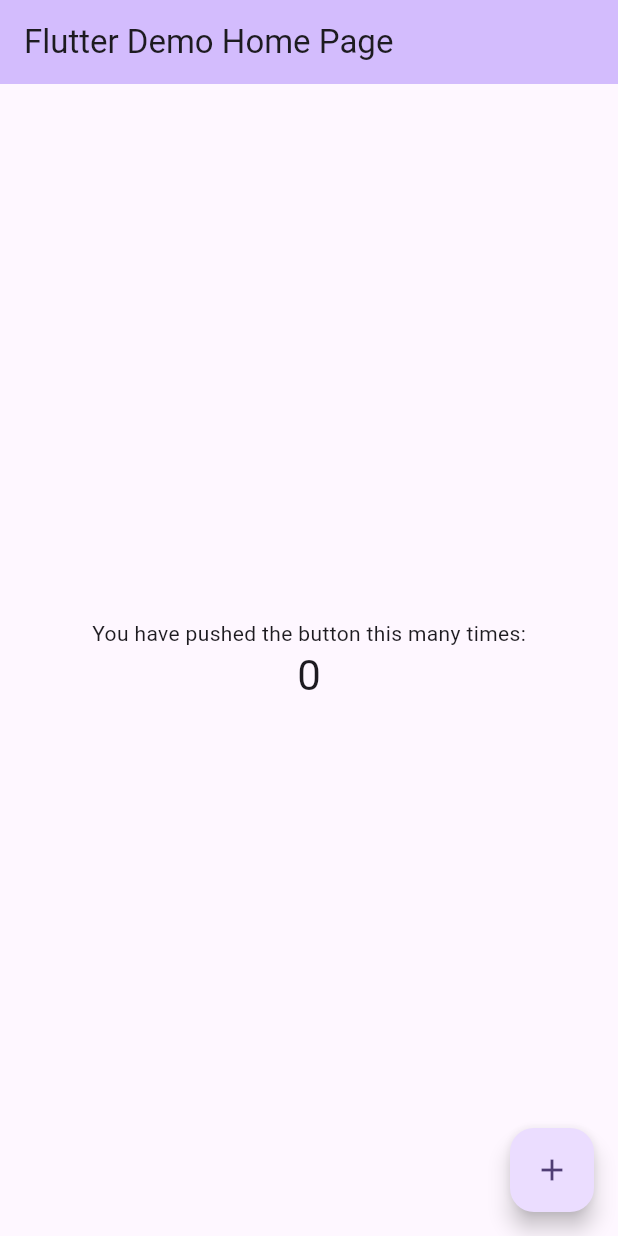
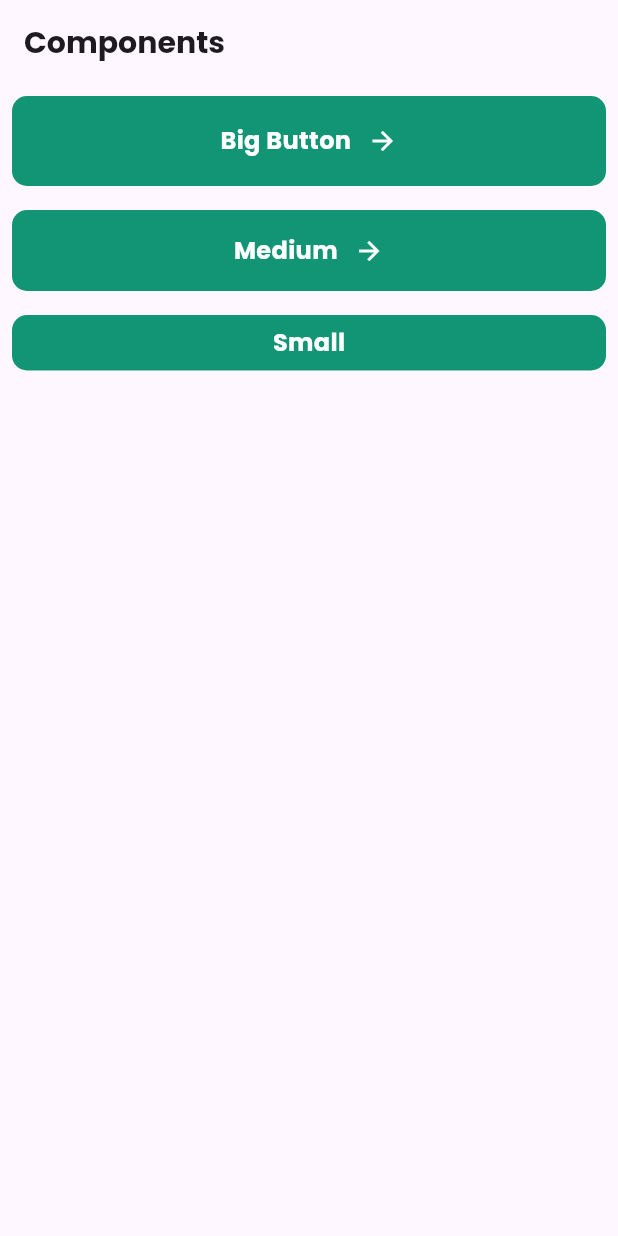
Before and after one commit to eunhyeong99/flutter_recipe_app, a Flutter app: the screen it shows after launch, on a phone screen of 412 x 824 dp. Run offline on Flutter 3.47's test engine with Material 3 defaults, Android fonts, the phone set to English and light mode, and no system bars.

Commit message:
feat: 공통 component button.

```diff
--- /dev/null
+++ b/lib/core/presentation/components/big_button.dart
@@ -0,0 +1,66 @@
+import 'package:flutter/material.dart';
+
+import '../../../ui/color_styles.dart';
+import '../../../ui/text_styles.dart';
+
+class BigButton extends StatefulWidget {
+  final String text;
+  final void Function() onPressed;
+
+  const BigButton(
+    this.text, {
+    super.key,
+    required this.onPressed,
+  });
+
+  @override
+  State<BigButton> createState() => _BigButtonState();
+}
+
+class _BigButtonState extends State<BigButton> {
+  bool isPressed = false;
+
+  @override
+  Widget build(BuildContext context) {
+    return GestureDetector(
+      onTapDown: (_) {
+        setState(() {
+          isPressed = true;
+        });
+      },
+      onTapUp: (_) {
+        setState(() {
+          isPressed = false;
+        });
+        widget.onPressed();
+      },
+      onTapCancel: () {
+        setState(() {
+          isPressed = false;
+        });
+      },
+      child: Container(
+        height: 60,
+        decoration: BoxDecoration(
+          borderRadius: BorderRadius.circular(10),
+          color: isPressed ? ColorStyles.gray4 : ColorStyles.primary100,
+        ),
+        child: Row(
+          mainAxisAlignment: MainAxisAlignment.center,
+          children: [
+            Text(
+              widget.text,
+              style: TextStyles.normalTextBold.copyWith(color: Colors.white),
+            ),
+            const SizedBox(width: 11),
+            const Icon(
+              Icons.arrow_forward,
+              size: 20,
+              color: Colors.white,
+            ),
+          ],
+        ),
+      ),
+    );
+  }
+}
--- /dev/null
+++ b/lib/core/presentation/components/medium_button.dart
@@ -0,0 +1,66 @@
+import 'package:flutter/material.dart';
+
+import '../../../ui/color_styles.dart';
+import '../../../ui/text_styles.dart';
+
+class MediumButton extends StatefulWidget {
+  final String text;
+  final void Function() onPressed;
+
+  const MediumButton(
+    this.text, {
+    super.key,
+    required this.onPressed,
+  });
+
+  @override
+  State<MediumButton> createState() => _MediumButtonState();
+}
+
+class _MediumButtonState extends State<MediumButton> {
+  bool isPressed = false;
+
+  @override
+  Widget build(BuildContext context) {
+    return GestureDetector(
+      onTapDown: (_) {
+        setState(() {
+          isPressed = true;
+        });
+      },
+      onTapUp: (_) {
+        setState(() {
+          isPressed = false;
+        });
+        widget.onPressed();
+      },
+      onTapCancel: () {
+        setState(() {
+          isPressed = false;
+        });
+      },
+      child: Container(
+        height: 54,
+        decoration: BoxDecoration(
+          borderRadius: BorderRadius.circular(10),
+          color: isPressed ? ColorStyles.gray4 : ColorStyles.primary100,
+        ),
+        child: Row(
+          mainAxisAlignment: MainAxisAlignment.center,
+          children: [
+            Text(
+              widget.text,
+              style: TextStyles.normalTextBold.copyWith(color: Colors.white),
+            ),
+            const SizedBox(width: 11),
+            const Icon(
+              Icons.arrow_forward,
+              size: 20,
+              color: Colors.white,
+            ),
+          ],
+        ),
+      ),
+    );
+  }
+}
--- /dev/null
+++ b/lib/core/presentation/components/small_button.dart
@@ -0,0 +1,60 @@
+import 'package:flutter/material.dart';
+
+import '../../../ui/color_styles.dart';
+import '../../../ui/text_styles.dart';
+
+class SmallButton extends StatefulWidget {
+  final String text;
+  final void Function() onPressed;
+
+  const SmallButton(
+    this.text, {
+    super.key,
+    required this.onPressed,
+  });
+
+  @override
+  State<SmallButton> createState() => _SmallButtonState();
+}
+
+class _SmallButtonState extends State<SmallButton> {
+  bool isPressed = false;
+
+  @override
+  Widget build(BuildContext context) {
+    return GestureDetector(
+      onTapDown: (_) {
+        setState(() {
+          isPressed = true;
+        });
+      },
+      onTapUp: (_) {
+        setState(() {
+          isPressed = false;
+        });
+        widget.onPressed();
+      },
+      onTapCancel: () {
+        setState(() {
+          isPressed = false;
+        });
+      },
+      child: Container(
+        height: 37,
+        decoration: BoxDecoration(
+          borderRadius: BorderRadius.circular(10),
+          color: isPressed ? ColorStyles.gray4 : ColorStyles.primary100,
+        ),
+        child: Row(
+          mainAxisAlignment: MainAxisAlignment.center,
+          children: [
+            Text(
+              widget.text,
+              style: TextStyles.normalTextBold.copyWith(color: Colors.white),
+            ),
+          ],
+        ),
+      ),
+    );
+  }
+}
--- a/lib/main.dart
+++ b/lib/main.dart
@@ -1,4 +1,8 @@
 import 'package:flutter/material.dart';
+import 'package:recipe_app/core/presentation/components/big_button.dart';
+import 'package:recipe_app/core/presentation/components/medium_button.dart';
+import 'package:recipe_app/core/presentation/components/small_button.dart';
+import 'package:recipe_app/ui/text_styles.dart';
 
 void main() {
   runApp(const MyApp());
@@ -7,119 +11,62 @@ void main() {
 class MyApp extends StatelessWidget {
   const MyApp({super.key});
 
-  // This widget is the root of your application.
   @override
   Widget build(BuildContext context) {
     return MaterialApp(
       title: 'Flutter Demo',
       theme: ThemeData(
-        // This is the theme of your application.
-        //
-        // TRY THIS: Try running your application with "flutter run". You'll see
-        // the application has a purple toolbar. Then, without quitting the app,
-        // try changing the seedColor in the colorScheme below to Colors.green
-        // and then invoke "hot reload" (save your changes or press the "hot
-        // reload" button in a Flutter-supported IDE, or press "r" if you used
-        // the command line to start the app).
-        //
-        // Notice that the counter didn't reset back to zero; the application
-        // state is not lost during the reload. To reset the state, use hot
-        // restart instead.
-        //
-        // This works for code too, not just values: Most code changes can be
-        // tested with just a hot reload.
         colorScheme: ColorScheme.fromSeed(seedColor: Colors.deepPurple),
         useMaterial3: true,
       ),
-      home: const MyHomePage(title: 'Flutter Demo Home Page'),
+      home: const MyHomePage(),
     );
   }
 }
 
-class MyHomePage extends StatefulWidget {
-  const MyHomePage({super.key, required this.title});
-
-  // This widget is the home page of your application. It is stateful, meaning
-  // that it has a State object (defined below) that contains fields that affect
-  // how it looks.
-
-  // This class is the configuration for the state. It holds the values (in this
-  // case the title) provided by the parent (in this case the App widget) and
-  // used by the build method of the State. Fields in a Widget subclass are
-  // always marked "final".
-
-  final String title;
-
-  @override
-  State<MyHomePage> createState() => _MyHomePageState();
-}
-
-class _MyHomePageState extends State<MyHomePage> {
-  int _counter = 0;
-
-  void _incrementCounter() {
-    setState(() {
-      // This call to setState tells the Flutter framework that something has
-      // changed in this State, which causes it to rerun the build method below
-      // so that the display can reflect the updated values. If we changed
-      // _counter without calling setState(), then the build method would not be
-      // called again, and so nothing would appear to happen.
-      _counter++;
-    });
-  }
+class MyHomePage extends StatelessWidget {
+  const MyHomePage({super.key});
 
   @override
   Widget build(BuildContext context) {
-    // This method is rerun every time setState is called, for instance as done
-    // by the _incrementCounter method above.
-    //
-    // The Flutter framework has been optimized to make rerunning build methods
-    // fast, so that you can just rebuild anything that needs updating rather
-    // than having to individually change instances of widgets.
     return Scaffold(
       appBar: AppBar(
-        // TRY THIS: Try changing the color here to a specific color (to
-        // Colors.amber, perhaps?) and trigger a hot reload to see the AppBar
-        // change color while the other colors stay the same.
-        backgroundColor: Theme.of(context).colorScheme.inversePrimary,
-        // Here we take the value from the MyHomePage object that was created by
-        // the App.build method, and use it to set our appbar title.
-        title: Text(widget.title),
-      ),
-      body: Center(
-        // Center is a layout widget. It takes a single child and positions it
-        // in the middle of the parent.
-        child: Column(
-          // Column is also a layout widget. It takes a list of children and
-          // arranges them vertically. By default, it sizes itself to fit its
-          // children horizontally, and tries to be as tall as its parent.
-          //
-          // Column has various properties to control how it sizes itself and
-          // how it positions its children. Here we use mainAxisAlignment to
-          // center the children vertically; the main axis here is the vertical
-          // axis because Columns are vertical (the cross axis would be
-          // horizontal).
-          //
-          // TRY THIS: Invoke "debug painting" (choose the "Toggle Debug Paint"
-          // action in the IDE, or press "p" in the console), to see the
-          // wireframe for each widget.
-          mainAxisAlignment: MainAxisAlignment.center,
-          children: <Widget>[
-            const Text(
-              'You have pushed the button this many times:',
-            ),
-            Text(
-              '$_counter',
-              style: Theme.of(context).textTheme.headlineMedium,
-            ),
-          ],
+        title: Text(
+          'Components',
+          style: TextStyles.largeTextBold,
         ),
       ),
-      floatingActionButton: FloatingActionButton(
-        onPressed: _incrementCounter,
-        tooltip: 'Increment',
-        child: const Icon(Icons.add),
-      ), // This trailing comma makes auto-formatting nicer for build methods.
+      body: ListView(
+        children: [
+          Padding(
+            padding: const EdgeInsets.all(8.0),
+            child: BigButton(
+              "Big Button",
+              onPressed: () {
+                print('big button');
+              },
+            ),
+          ),
+          Padding(
+            padding: const EdgeInsets.all(8.0),
+            child: MediumButton(
+              "Medium",
+              onPressed: () {
+                print('Medium button');
+              },
+            ),
+          ),
+          Padding(
+            padding: const EdgeInsets.all(8.0),
+            child: SmallButton(
+              "Small",
+              onPressed: () {
+                print('Small button');
+              },
+            ),
+          ),
+        ],
+      ),
     );
   }
 }
--- /dev/null
+++ b/lib/ui/color_styles.dart
@@ -0,0 +1,36 @@
+import 'package:flutter/material.dart';
+
+abstract class ColorStyles{
+  static const Color black = Color(0xFF000000);
+  static const Color gray1 = Color(0xFF484848);
+  static const Color gray2 = Color(0xFF797979);
+  static const Color gray3 = Color(0xFFA9A9A9);
+  static const Color gray4 = Color(0xFFD9D9D9);
+  static const Color white = Color(0xFFFFFFFF);
+
+  static const Color primary100 = Color(0xFF129575);
+  static const Color primary80 = Color(0xFF71B1A1);
+  static const Color primary60 = Color(0xFFAFD3CA);
+  static const Color primary40 = Color(0xFFDBEBE7);
+  static const Color primary20 = Color(0xFFF6FAF9);
+
+  static const Color secondary100 = Color(0xFFFF9C00);
+  static const Color secondary80 = Color(0xFFFFA61A);
+  static const Color secondary60 = Color(0xFFFFBA4D);
+  static const Color secondary40 = Color(0xFFFFCE80);
+  static const Color secondary20 = Color(0xFFFFE1B3);
+
+  static const Color error = Color(0xFFE94A59);
+  static const Color warning = Color(0xFFFFE1E7);
+
+  static const Color success = Color(0xFF31B057);
+  static const Color success10 = Color(0xFFEAF7EE);
+
+  static const Color rating = Color(0xFFFFAD30);
+
+  static const Color primaryColor = primary100;
+  static const Color secondaryColor = secondary100;
+  static const Color labelColor = Color(0xFF121212);
+
+
+}
--- /dev/null
+++ b/lib/ui/text_styles.dart
@@ -0,0 +1,86 @@
+import 'package:flutter/material.dart';
+abstract class TextStyles {
+  static const TextStyle titleTextBold = TextStyle(
+    fontSize: 50,
+    fontWeight: FontWeight.bold,
+    fontFamily: 'Poppins',
+  );
+
+  static const TextStyle headerTextBold = TextStyle(
+    fontSize: 30,
+    fontWeight: FontWeight.bold,
+    fontFamily: 'Poppins',
+  );
+
+  static const TextStyle largeTextBold = TextStyle(
+    fontSize: 20,
+    fontWeight: FontWeight.bold,
+    fontFamily: 'Poppins',
+  );
+
+  static const TextStyle mediumTextBold = TextStyle(
+    fontSize: 18,
+    fontWeight: FontWeight.bold,
+    fontFamily: 'Poppins',
+  );
+
+  static const TextStyle normalTextBold = TextStyle(
+    fontSize: 16,
+    fontWeight: FontWeight.bold,
+    fontFamily: 'Poppins',
+  );
+
+  static const TextStyle smallTextBold = TextStyle(
+    fontSize: 14,
+    fontWeight: FontWeight.bold,
+    fontFamily: 'Poppins',
+  );
+
+  static const TextStyle smallerTextBold = TextStyle(
+    fontSize: 11,
+    fontWeight: FontWeight.bold,
+    fontFamily: 'Poppins',
+  );
+
+  static const TextStyle titleTextRegular = TextStyle(
+    fontSize: 50,
+    fontWeight: FontWeight.normal,
+    fontFamily: 'Poppins',
+  );
+
+  static const TextStyle headerTextRegular = TextStyle(
+    fontSize: 30,
+    fontWeight: FontWeight.normal,
+    fontFamily: 'Poppins',
+  );
+
+  static const TextStyle largeTextRegular = TextStyle(
+    fontSize: 20,
+    fontWeight: FontWeight.normal,
+    fontFamily: 'Poppins',
+  );
+
+  static const TextStyle mediumTextRegular = TextStyle(
+    fontSize: 18,
+    fontWeight: FontWeight.normal,
+    fontFamily: 'Poppins',
+  );
+
+  static const TextStyle normalTextRegular = TextStyle(
+    fontSize: 16,
+    fontWeight: FontWeight.normal,
+    fontFamily: 'Poppins',
+  );
+
+  static const TextStyle smallTextRegular = TextStyle(
+    fontSize: 14,
+    fontWeight: FontWeight.normal,
+    fontFamily: 'Poppins',
+  );
+
+  static const TextStyle smallerTextRegular = TextStyle(
+    fontSize: 11,
+    fontWeight: FontWeight.normal,
+    fontFamily: 'Poppins',
+  );
+}
```
Also changed, not shown: pubspec.yaml (+7 -66 lines), assets/font/Poppins-Bold.ttf (added), assets/font/Poppins-Regular.ttf (added), pubspec.lock.
